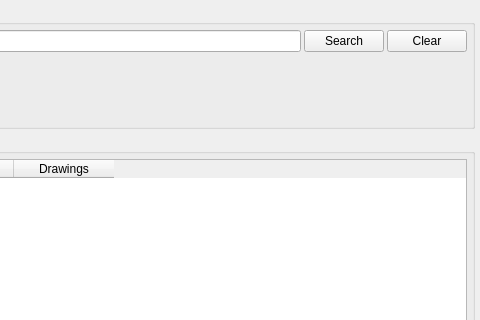
Old version of the form modules/search/ui/search_tab.ui in the repository i-machine-things/JobDocs; both pictures show x 400 to 880 and y 0 to 320 of the 880 by 650 pixel window.
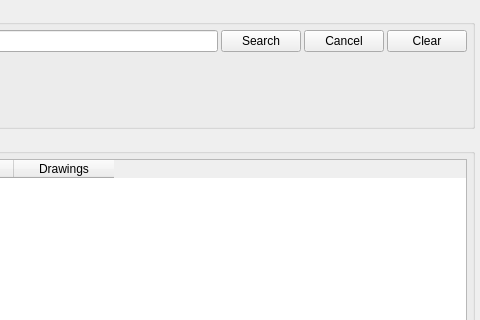
New version of the form.

Commit message: Implement background search functionality with cancel option; update UI to include cancel button

Patch:
```diff
--- a/modules/search/ui/search_tab.ui
+++ b/modules/search/ui/search_tab.ui
@@ -70,6 +70,16 @@
           </property>
          </widget>
         </item>
+        <item>
+         <widget class="QPushButton" name="cancel_btn">
+          <property name="text">
+           <string>Cancel</string>
+          </property>
+          <property name="visible">
+           <bool>false</bool>
+          </property>
+         </widget>
+        </item>
         <item>
          <widget class="QPushButton" name="clear_btn">
           <property name="text">
```
The commit also changes 2 other files.
